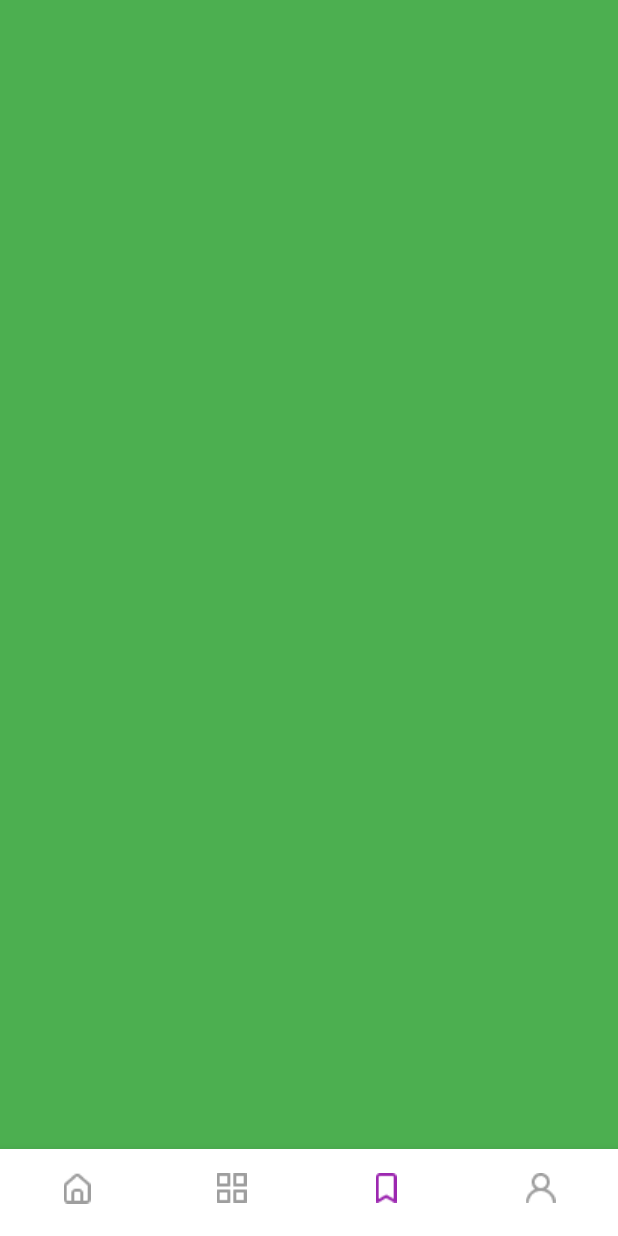
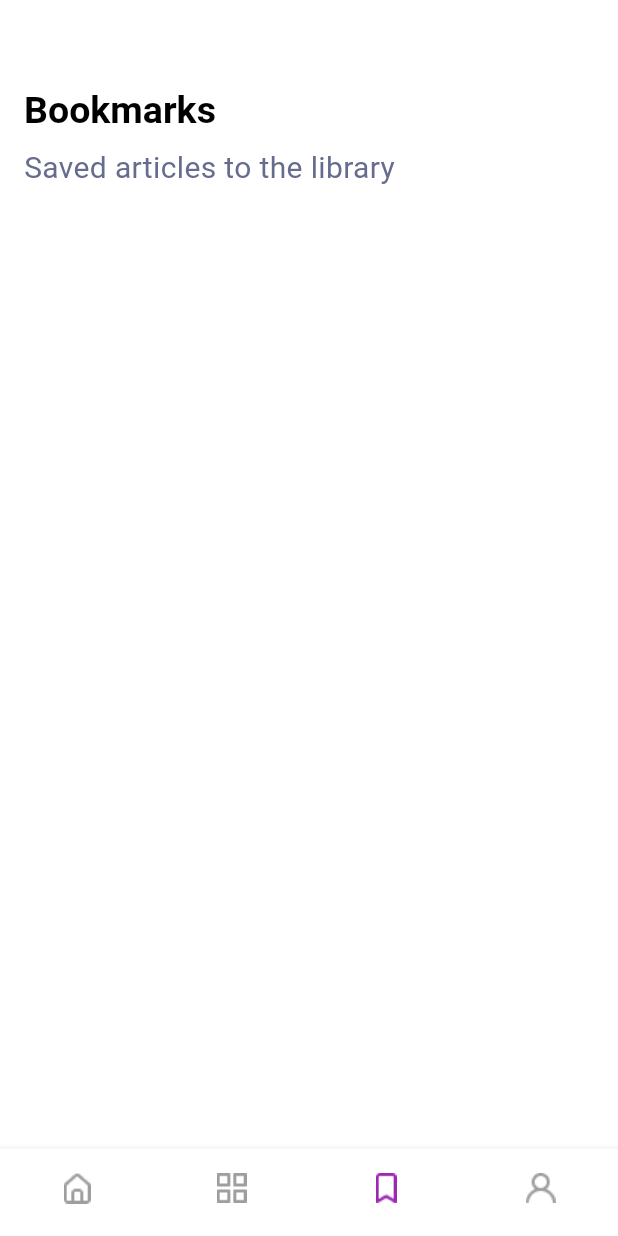
Before and after one commit to abdoelbendary1/News-app, a Flutter app: the screen it shows after launch, item 3 of the bottom bar chosen, on a phone screen of 412 x 824 dp. Run offline on Flutter 3.47's test engine with Material 3 defaults, Android fonts, the phone set to English and light mode, and no system bars; our stand-ins replace device_preview, sliding_up_panel.

Commit message:
design bookmark UI AND LOGIC EXEPT SAVED AS BOOKMARKED

```diff
--- a/news_app/lib/api/api_constant.dart
+++ b/news_app/lib/api/api_constant.dart
@@ -2,7 +2,7 @@ class ApiConstant {
   /* https://newsapi.org/v2/top-headlines/sources?apiKey=2bca3396494b4a9ba42ca96dc98608c4 */
   static const String baseUrl = "newsapi.org";
   static const String sourcePath = "/v2/top-headlines/sources";
-  static const String apiKey = "13b909f3289046b0b94e3423c0cbdeca";
+  static const String apiKey = "2bca3396494b4a9ba42ca96dc98608c4";
 
   /* https://newsapi.org/v2/everything?q=bitcoin&apiKey=2bca3396494b4a9ba42ca96dc98608c4
  */
--- a/news_app/lib/appThem.dart
+++ b/news_app/lib/appThem.dart
@@ -22,7 +22,7 @@ class AppTheme {
       textTheme: const TextTheme(
         titleLarge: TextStyle(
           color: Colors.black,
-          fontSize: 30,
+          fontSize: 25,
           fontWeight: FontWeight.bold,
         ),
         titleMedium: TextStyle(
--- a/news_app/lib/main.dart
+++ b/news_app/lib/main.dart
@@ -1,14 +1,17 @@
 import 'package:device_preview/device_preview.dart';
 import 'package:flutter/material.dart';
 import 'package:news_app/appThem.dart';
+import 'package:news_app/providers/bookmarkProvider.dart';
 import 'package:news_app/screens/category/category_details.dart';
 import 'package:news_app/screens/homeScreen.dart';
 import 'package:news_app/tabs/homeTab/newsItemScreen.dart';
+import 'package:provider/provider.dart';
 
 void main() {
   runApp(
     DevicePreview(
-      builder: ((context) => MyApp()),
+      builder: ((context) => ChangeNotifierProvider(
+          create: (context) => BookmarkProvider(), child: MyApp())),
     ),
   );
 }
--- /dev/null
+++ b/news_app/lib/providers/bookmarkProvider.dart
@@ -0,0 +1,12 @@
+import 'package:flutter/material.dart';
+import 'package:news_app/api/news/article.dart';
+
+class BookmarkProvider extends ChangeNotifier {
+  List<Article> savedNewsList = [];
+
+  void updateSavedList(Article article) {
+    savedNewsList.add(article);
+    print("added");
+    notifyListeners();
+  }
+}
--- a/news_app/lib/screens/category/news_widget.dart
+++ b/news_app/lib/screens/category/news_widget.dart
@@ -65,12 +65,12 @@ class _NewsWidgetState extends State<NewsWidget> {
                   double localWidth = constraints.maxWidth;
 
                   return NewsItem(
-                      height: 300,
+                    height: screenHeight * 0.3,
                     width: screenWidth,
                     article: newsList[index],
                   );
                 },
-                )
+              ),
               /* child: Text(newsList[index].author ?? ""), */
             );
           },
--- a/news_app/lib/tabs/saved/savedTab.dart
+++ b/news_app/lib/tabs/saved/savedTab.dart
@@ -1,12 +1,66 @@
 import 'package:flutter/material.dart';
+import 'package:flutter/widgets.dart';
+import 'package:news_app/api/news/article.dart';
+import 'package:news_app/api/source_response/source.dart';
+import 'package:news_app/appThem.dart';
+import 'package:news_app/providers/bookmarkProvider.dart';
+import 'package:news_app/screens/category/news_widget.dart';
+import 'package:news_app/tabs/homeTab/newsItem.dart';
+import 'package:provider/provider.dart';
 
 class SavedTab extends StatelessWidget {
-  const SavedTab({super.key});
+  SavedTab({super.key});
+  List<Article> savedNewsList = [];
 
   @override
   Widget build(BuildContext context) {
+    double screenHeight = MediaQuery.of(context).size.height;
+    double screenWidth = MediaQuery.of(context).size.width;
+    var bookmarkProvider = Provider.of<BookmarkProvider>(context);
+    savedNewsList = bookmarkProvider.savedNewsList;
     return Container(
-      color: Colors.green,
+      decoration: BoxDecoration(
+        color: AppTheme.whiteColor,
+      ),
+      child: Column(
+        crossAxisAlignment: CrossAxisAlignment.stretch,
+        children: [
+          SizedBox(
+            height: screenHeight * 0.07,
+          ),
+          Padding(
+            padding: const EdgeInsets.symmetric(horizontal: 16),
+            child: Text(
+              "Bookmarks",
+              style: Theme.of(context).textTheme.titleLarge,
+            ),
+          ),
+          Padding(
+            padding: const EdgeInsets.symmetric(horizontal: 16, vertical: 8.0),
+            child: Text(
+              "Saved articles to the library",
+              style: Theme.of(context)
+                  .textTheme
+                  .bodyMedium!
+                  .copyWith(color: AppTheme.greyDarker),
+            ),
+          ),
+          Expanded(
+            child: ListView.builder(
+              itemCount: savedNewsList.length,
+              itemBuilder: (context, index) {
+                return Padding(
+                  padding: const EdgeInsets.all(8.0),
+                  child: NewsItem(
+                      height: screenHeight * 0.3,
+                      width: screenWidth,
+                      article: savedNewsList[index]),
+                );
+              },
+            ),
+          )
+        ],
+      ),
     );
   }
 }
--- a/news_app/pubspec.yaml
+++ b/news_app/pubspec.yaml
@@ -34,6 +34,7 @@ dependencies:
   http: ^1.2.1
   sliding_up_panel: ^2.0.0+1
   cached_network_image: ^3.3.1
+  provider: 6.1.2
 
   # The following adds the Cupertino Icons font to your application.
   # Use with the CupertinoIcons class for iOS style icons.
```
Also changed, not shown: news_app/lib/tabs/categoryTab/categoryItem.dart (+3 -4 lines), news_app/lib/tabs/homeTab/newsItem.dart (+7 -1 lines), news_app/pubspec.lock. Lines whose indentation alone changed are shown as unchanged.
